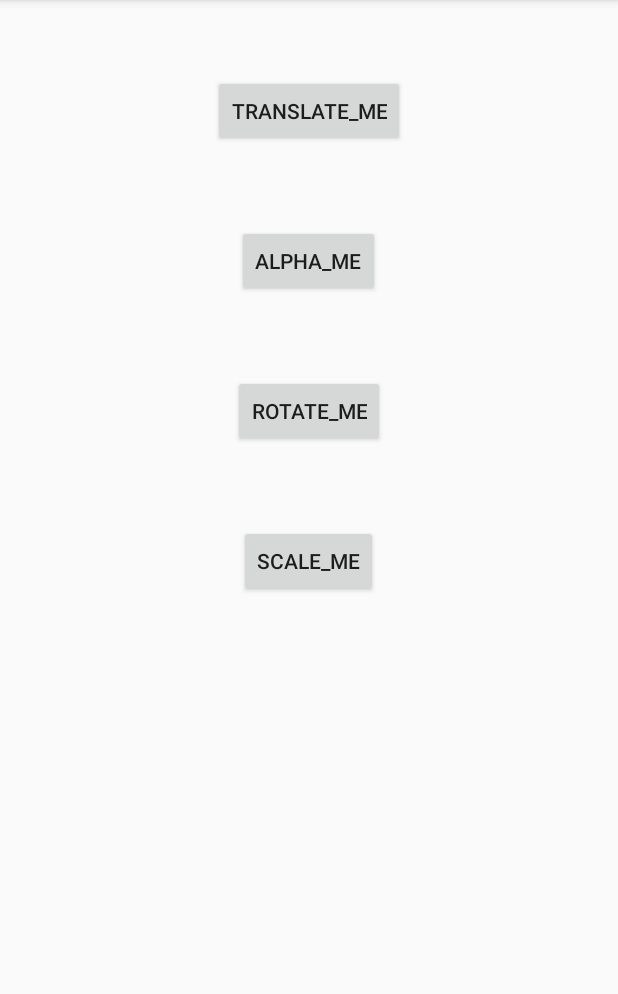
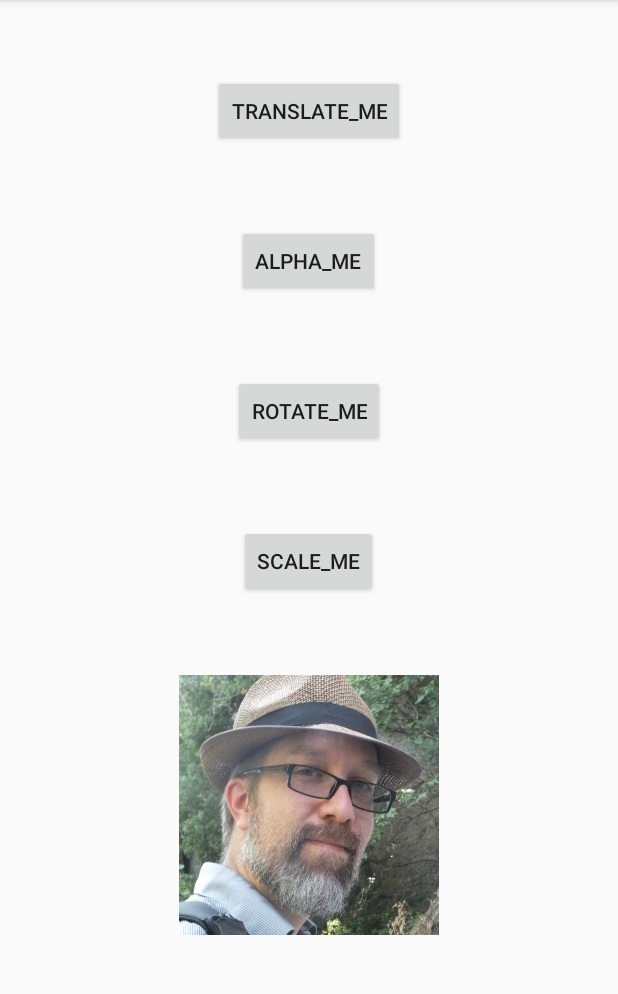
Before and after one commit to xchen218/CS541P3, an Android app: the screen it shows after launch (MainActivity), after a tap on "TRANSLATE_ME", on a phone screen of 412 x 824 dp, the part 84-1078 px from its top. Run offline under Robolectric (Android 15) with nearby library versions, the phone set to English and light mode, and no system bars.

Commit message:
add control to image

```diff
--- a/app/src/main/java/com/xchen218/cs541p3/MainActivity.java
+++ b/app/src/main/java/com/xchen218/cs541p3/MainActivity.java
@@ -34,9 +34,10 @@ public class MainActivity extends AppCompatActivity {
         sa = new ScaleAnimation(0, 10, 0, 10, Animation.RELATIVE_TO_SELF, 0.5f, Animation.RELATIVE_TO_SELF, 0.5f);
         sa.setDuration(1500);
 
-        findViewById(R.id.btnTranslateMe).setOnClickListener(new View.OnClickListener() {
+        findViewById(R.id.btnTranslateMe).setOnClickListener(new ImageView.OnClickListener() {
             @Override
             public void onClick(View translateview) {
+                translateview = findViewById(R.id.exampleimage);
                 translateview.startAnimation(ta);
             }
         });
--- a/app/src/main/res/layout/activity_main.xml
+++ b/app/src/main/res/layout/activity_main.xml
@@ -38,6 +38,13 @@
         android:layout_height="wrap_content"
         android:text="@string/scale_me" />
 
-
+    <ImageView
+        android:id="@+id/exampleimage"
+        android:layout_width="286dp"
+        android:layout_height="173dp"
+        android:layout_gravity="center_horizontal"
+        android:layout_marginTop="450dp"
+        android:text="@string/exampleimage"
+        app:srcCompat="@drawable/prof" />
 
 </FrameLayout>
--- a/app/src/main/res/values/strings.xml
+++ b/app/src/main/res/values/strings.xml
@@ -4,4 +4,5 @@
     <string name="alpha_me">alpha_me</string>
     <string name="rotate_me">rotate_me</string>
     <string name="scale_me">scale_me</string>
+    <string name="exampleimage">exampleimage</string>
 </resources>
```
